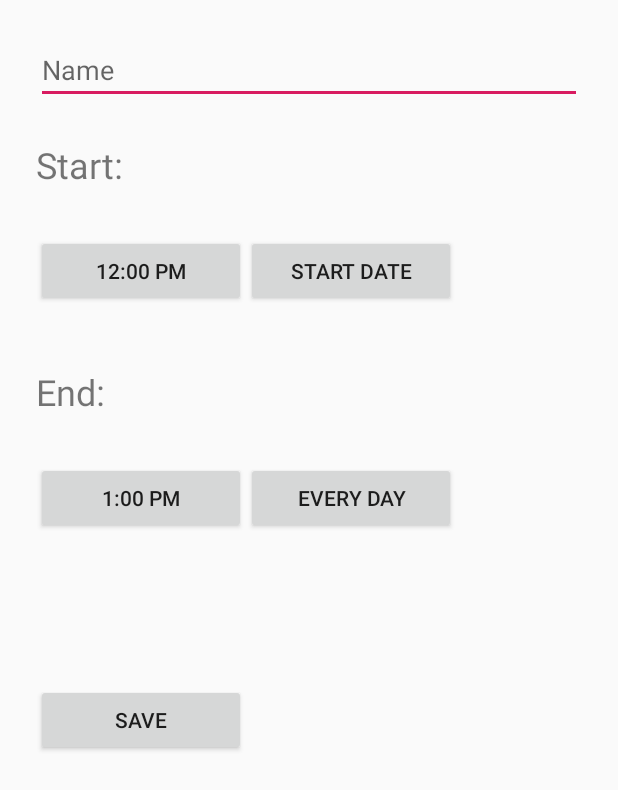
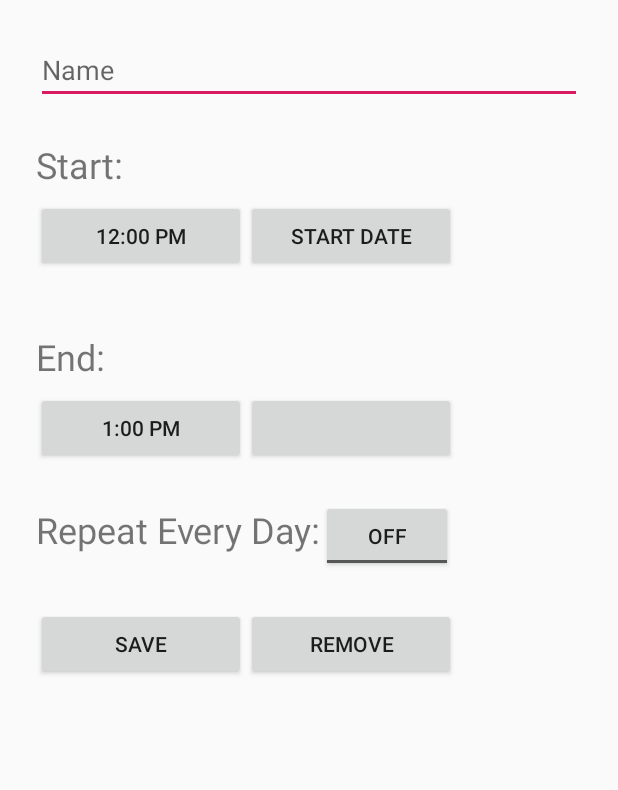
Before and after one commit to xhe23/PermiSense, an Android app: the layout activity_edit_schedule.xml on its own in the app's theme, with its tools: preview values and no code run, on a phone screen of 412 x 824 dp. Shown: the top 790 px of the screen. Run offline under Robolectric (Android 15) with nearby library versions, the phone set to English and light mode, and no system bars.

Commit message:
completed edit schedule

```diff
--- a/app/src/main/AndroidManifest.xml
+++ b/app/src/main/AndroidManifest.xml
@@ -25,7 +25,7 @@
             android:label="@string/title_activity_add_location"
             android:theme="@style/AppTheme.NoActionBar"></activity>
         <activity
-            android:name=".scenarios.AddTimeActivity"
+            android:name=".scenarios.EditScheduleActivity"
             android:label="Edit schedule"></activity>
         <activity android:name=".MainActivity">
             <intent-filter>
--- /dev/null
+++ b/app/src/main/java/com/installedapps/com/installedapps/model/ScenarioTimeDef.java
@@ -0,0 +1,6 @@
+package com.installedapps.com.installedapps.model;
+
+public final class ScenarioTimeDef extends ScenarioDef {
+    public long startTime;
+    public long endTime;
+}
--- a/app/src/main/java/com/installedapps/com/installedapps/scenarios/DatePickerFragment.java
+++ b/app/src/main/java/com/installedapps/com/installedapps/scenarios/DatePickerFragment.java
@@ -32,9 +32,9 @@ public class DatePickerFragment extends DialogFragment implements DatePickerDial
     public void onDateSet(DatePicker view, int year, int month, int day) {
         // Do something with the date chosen by the user
         if(isStart) {
-            ((AddTimeActivity) getActivity()).setStartDate(month, day, year);
+            ((EditScheduleActivity) getActivity()).setStartDate(month, day, year);
         } else {
-            ((AddTimeActivity) getActivity()).setEndDate(month, day, year);
+            ((EditScheduleActivity) getActivity()).setEndDate(month, day, year);
         }
     }
 }
--- a/app/src/main/java/com/installedapps/com/installedapps/scenarios/ScenarioListFragment.java
+++ b/app/src/main/java/com/installedapps/com/installedapps/scenarios/ScenarioListFragment.java
@@ -56,7 +56,7 @@ public class ScenarioListFragment extends Fragment {
                 Intent i = new Intent(getActivity(), EditLocationActivity.class);
                 startActivity(i);
             } else if(menuItem.getItemId() == R.id.time) {
-                Intent i = new Intent(getActivity(), AddTimeActivity.class);
+                Intent i = new Intent(getActivity(), EditScheduleActivity.class);
                 startActivity(i);
             }
             return true;
--- a/app/src/main/java/com/installedapps/com/installedapps/scenarios/TimePickerFragment.java
+++ b/app/src/main/java/com/installedapps/com/installedapps/scenarios/TimePickerFragment.java
@@ -29,9 +29,9 @@ public class TimePickerFragment extends DialogFragment implements TimePickerDial
     public void onTimeSet(TimePicker view, int hourOfDay, int minute) {
         // Do something with the time chosen by the user
         if(isStart) {
-            ((AddTimeActivity) getActivity()).setStartTime(hourOfDay, minute);
+            ((EditScheduleActivity) getActivity()).setStartTime(hourOfDay, minute);
         } else {
-            ((AddTimeActivity) getActivity()).setEndTime(hourOfDay, minute);
+            ((EditScheduleActivity) getActivity()).setEndTime(hourOfDay, minute);
         }
     }
 }
--- a/app/src/main/res/layout/activity_add_time.xml
+++ b/app/src/main/res/layout/activity_edit_schedule.xml
@@ -16,7 +16,7 @@
 
     <TextView
         android:layout_width="match_parent"
-        android:layout_height="63dp"
+        android:layout_height="40dp"
         android:text="Start:"
         android:textSize="24sp"
         android:layout_marginStart="@dimen/general_margin"
@@ -43,7 +43,7 @@
 
     <TextView
         android:layout_width="match_parent"
-        android:layout_height="63dp"
+        android:layout_height="40dp"
         android:text="End:"
         android:textSize="24sp"
         android:layout_marginStart="@dimen/general_margin"
@@ -64,16 +64,47 @@
             android:id="@+id/end_date_button"
             android:layout_width="140dp"
             android:layout_height="wrap_content"
-            android:text="Every Day"
+            android:text=""
             android:onClick="showEndDatePickerDialog" />
     </LinearLayout>
 
-    <Button
-        android:layout_width="140dp"
+    <LinearLayout xmlns:android="http://schemas.android.com/apk/res/android"
+        android:orientation="horizontal" android:layout_width="match_parent"
         android:layout_height="wrap_content"
-        android:text="Save"
-        android:layout_marginTop="100dp"
         android:layout_marginStart="@dimen/general_margin"
-        android:onClick="showDatePickerDialog" />
+        android:layout_marginTop="@dimen/general_margin">
+        <TextView
+            android:layout_width="wrap_content"
+            android:layout_height="wrap_content"
+            android:text="Repeat Every Day:"
+            android:textSize="24sp" />
+
+        <ToggleButton
+            android:id="@+id/repeat_button"
+            android:layout_width="wrap_content"
+            android:layout_height="wrap_content"
+            android:text="" />
+    </LinearLayout>
+
+    <LinearLayout xmlns:android="http://schemas.android.com/apk/res/android"
+        android:orientation="horizontal" android:layout_width="match_parent"
+        android:layout_height="wrap_content"
+        android:layout_marginStart="@dimen/general_margin"
+        android:layout_marginTop="@dimen/general_margin">
+
+        <Button
+            android:id="@+id/save_schedule_button"
+            android:layout_width="140dp"
+            android:layout_height="wrap_content"
+            android:text="Save"
+            android:onClick="saveValue" />
+
+        <Button
+            android:id="@+id/delete_schedule_button"
+            android:layout_width="140dp"
+            android:layout_height="wrap_content"
+            android:text="Remove"
+            android:onClick="deleteValue" />
+    </LinearLayout>
 
 </LinearLayout>
```
Also changed, not shown: app/src/main/java/com/installedapps/com/installedapps/ContextModel.java (deleted, +0 -26 lines), app/src/main/java/com/installedapps/com/installedapps/GeoLocation.java (deleted, +0 -19 lines), app/src/main/java/com/installedapps/com/installedapps/ScenarioAdapter.java (+9 -2 lines), app/src/main/java/com/installedapps/com/installedapps/scenarios/AddTimeActivity.java (deleted, +0 -138 lines), app/src/main/java/com/installedapps/com/installedapps/scenarios/EditScheduleActivity.java (added, +242 -0 lines), app/src/main/res/drawable/ic_schedule_24dp.xml (added, +8 -0 lines).
